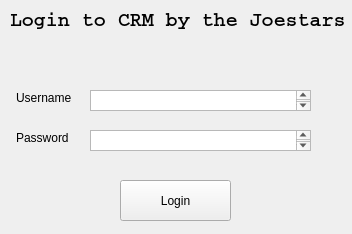
Old version of the form ui/LoginInterface.ui in the repository GabyUnalaq/UNI_CRM_Project.
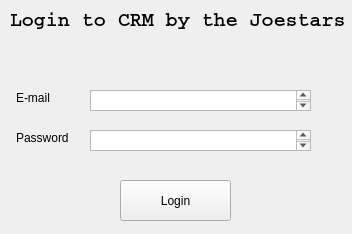
New version of the form.

The edit to the form file:
```diff
--- a/ui/LoginInterface.ui
+++ b/ui/LoginInterface.ui
@@ -44,7 +44,7 @@
     </rect>
    </property>
    <property name="text">
-    <string>Username</string>
+    <string>E-mail</string>
    </property>
   </widget>
   <widget class="QLabel" name="label_3">
```
